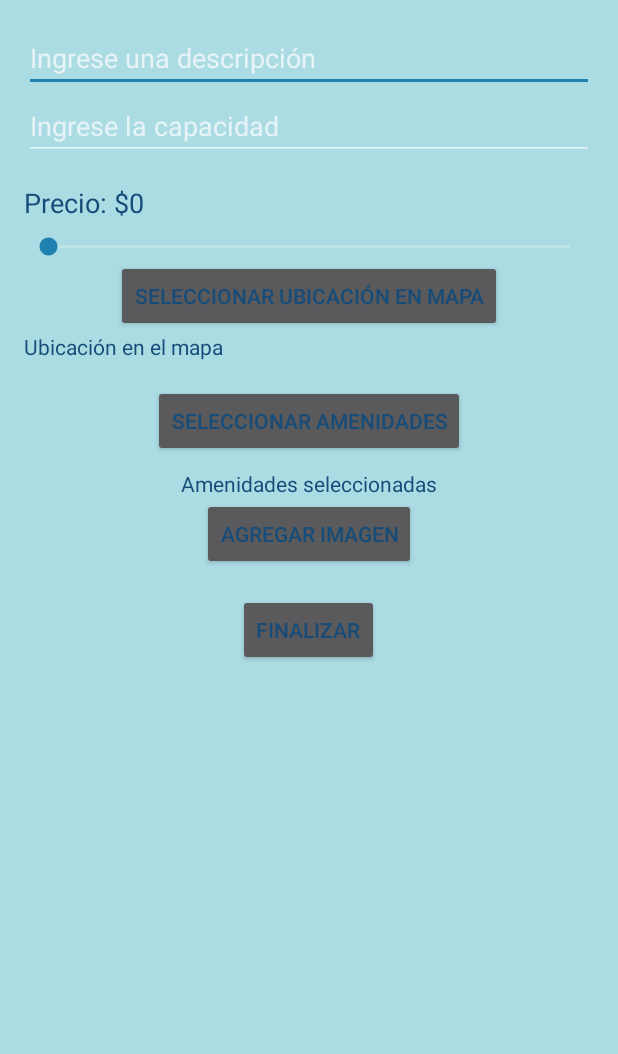
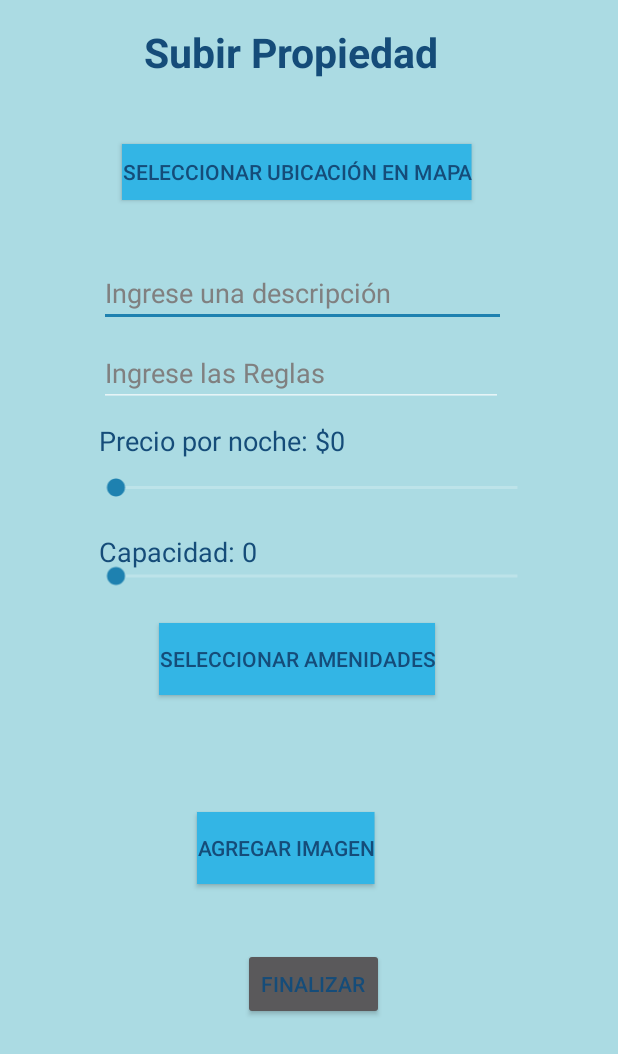
Before and after one commit to LuisAAQ24/ProyectoModelado, an Android app: the publicarActivity screen opened directly, with no data from a screen before it, after a tap on "FINALIZAR", on a phone screen of 412 x 824 dp. Shown: the top 1054 px of the screen. Run offline under Robolectric (Android 15) with nearby library versions, the phone set to English and light mode, and no system bars; pictures from the network do not load.

Commit message:
Subir propiedad

```diff
--- a/app/src/main/java/com/example/intellihome/publicarActivity.kt
+++ b/app/src/main/java/com/example/intellihome/publicarActivity.kt
@@ -11,6 +11,9 @@ import androidx.core.view.WindowInsetsCompat
 import androidx.lifecycle.ViewModelProvider
 import java.util.*
 import androidx.lifecycle.Observer
+import android.util.Log
+
+
 
 class publicarActivity : BaseActivity() {
     private val imagenesSeleccionadas = mutableListOf<Uri>() // Lista para almacenar las imágenes seleccionadas
@@ -20,7 +23,7 @@ class publicarActivity : BaseActivity() {
     private lateinit var socketViewModel: SocketViewModel
     private lateinit var ubicacionInput: EditText
     private lateinit var capacidadInput: EditText
-
+    private lateinit var seek_bar_capacidad: SeekBar
     private lateinit var ubicacionTexto: TextView
     private lateinit var finalizarButton: Button
     private lateinit var ubicacionButton: Button
@@ -29,6 +32,7 @@ class publicarActivity : BaseActivity() {
     private lateinit var seekBarPrecio: SeekBar
     private var precioSeleccionado: Int = 0
     private lateinit var amenidadesSeleccionadasTextView: TextView
+    var capacidadSeleccionada: Int = 0 // Variable para almacenar la capacidad seleccionada
 
     private val amenidadesArray = arrayOf(
         "Wi-Fi gratuito", "Cocina equipada", "Aire acondicionado", "Calefacción",
@@ -52,7 +56,6 @@ class publicarActivity : BaseActivity() {
 
         // Inicializar las vistas
         ubicacionInput = findViewById(R.id.ubicacion_input)
-        capacidadInput = findViewById(R.id.capacidad_input)
         contenedorImagenes = findViewById(R.id.contenedor_imagen)
         ubicacionTexto = findViewById(R.id.ubicacion_texto)
         finalizarButton = findViewById(R.id.finalizar_button)
@@ -60,10 +63,11 @@ class publicarActivity : BaseActivity() {
         amenidadesButton = findViewById(R.id.amenidades_button)
         precioTextView = findViewById(R.id.precio_text_view)
         seekBarPrecio = findViewById(R.id.seek_bar_precio)
+        seek_bar_capacidad = findViewById(R.id.seek_bar_capacidad)
         amenidadesSeleccionadasTextView = findViewById(R.id.amenidades_seleccionadas_text_view)
 
         // Iniciar conexión al servidor
-        socketViewModel.connectToServer("172.18.51.181", 6060)
+        socketViewModel.connectToServer("192.168.0.114", 6060)
 
         // Ver las respuestas del servidor
         socketViewModel.serverResponse.observe(this, Observer { response ->
@@ -81,6 +85,26 @@ class publicarActivity : BaseActivity() {
 
             override fun onStopTrackingTouch(seekBar: SeekBar?) {}
         })
+
+        // Inicialización del SeekBar y TextView de capacidad
+
+        val capacidadTextView = findViewById<TextView>(R.id.capacidad_text_view)
+
+
+
+        seek_bar_capacidad.setOnSeekBarChangeListener(object : SeekBar.OnSeekBarChangeListener {
+            override fun onProgressChanged(seekBar: SeekBar?, progress: Int, fromUser: Boolean) {
+                capacidadSeleccionada = progress
+                findViewById<TextView>(R.id.capacidad_text_view).text =
+                    "Capacidad: $capacidadSeleccionada" // Actualiza el TextView
+                Log.d("publicarActivity", "Capacidad seleccionada: $capacidadSeleccionada")
+            }
+
+            override fun onStartTrackingTouch(seekBar: SeekBar?) {}
+            override fun onStopTrackingTouch(seekBar: SeekBar?) {}
+        })
+
+
 
         // Configuración del botón para agregar imágenes
         botonAgregarImagen = findViewById(R.id.agregar_imagen)
@@ -117,7 +141,9 @@ class publicarActivity : BaseActivity() {
         // Restaurar el estado si fue guardado
         if (savedInstanceState != null) {
             ubicacionInput.setText(savedInstanceState.getString("ubicacion"))
-            capacidadInput.setText(savedInstanceState.getString("capacidad"))
+            capacidadSeleccionada = savedInstanceState.getInt("capacidad", 0) // Restaurar capacidad
+            capacidadInput.setText(capacidadSeleccionada.toString()) // Mostrar la capacidad restaurada
+            seek_bar_capacidad.progress = capacidadSeleccionada // Ajustar el SeekBar
             ubicacionTexto.text = savedInstanceState.getString("ubicacionTexto")
         }
 
@@ -155,32 +181,46 @@ class publicarActivity : BaseActivity() {
         amenidadesSeleccionadasTextView.text = amenidadesSeleccionadasTexto.joinToString(", ")
     }
 
-    // Función para obtener los datos ingresados por el usuario
     private fun getDatosIngresados(): String {
-        val ubicacion = ubicacionInput.text.toString()
-        val capacidad = capacidadInput.text.toString()
+        val ubicacion = ubicacionInput.text.toString().ifBlank { "Sin ubicación" }
+        val capacidad = capacidadSeleccionada.toString()
+        val ubicacionTexto = ubicacionTexto.text.toString().ifBlank { "Ubicacion no proporcionada" }
+        val precio = precioSeleccionado.toString()
+        val amenidades = amenidadesSeleccionadasTextView.text.toString().ifBlank { "Sin amenidades" }
 
-        val ubicacionTexto = ubicacionTexto.text.toString()
-        val precio = precioSeleccionado.toString()
-        val amenidades = amenidadesSeleccionadasTextView.text.toString()
+        Log.d("publicarActivity", "Capacidad: $capacidad")
 
-        // Formatear los datos como un String para enviar al servidor
+        // Construir la cadena asegurando que no haya campos vacíos o nulos
         return "publicar,$ubicacion,$capacidad,$ubicacionTexto,$amenidades,$precio"
     }
 
+
+
+
+
     // Función para enviar los datos al servidor
     private fun enviarDatosAlServidor() {
-        val datos = getDatosIngresados()
-        socketViewModel.sendMessage(datos)  // Enviar los datos al servidor
+        val datos = getDatosIngresados()  // Obtener los datos
+
+        // Enviar el mensaje a través del ViewModel
+        socketViewModel.sendMessage(datos)
+
+        // Mostrar un Toast para confirmar que se está intentando enviar los datos
+        Toast.makeText(this, "Datos enviados: $datos", Toast.LENGTH_SHORT).show()
+
+        // Log para depuración en Logcat
+        Log.d("publicarActivity", "Datos enviados: $datos")
     }
+
 
     // Guardar el estado actual antes de destruir la actividad
     override fun onSaveInstanceState(outState: Bundle) {
         super.onSaveInstanceState(outState)
         outState.putString("ubicacion", ubicacionInput.text.toString())
-        outState.putString("capacidad", capacidadInput.text.toString())
+        outState.putInt("capacidad", capacidadSeleccionada) // Guardar capacidad seleccionada
         outState.putString("ubicacionTexto", ubicacionTexto.text.toString())
     }
+
 
     // Recibir los datos de la ubicación del mapa y de las imágenes seleccionadas
     override fun onActivityResult(requestCode: Int, resultCode: Int, data: Intent?) {
--- a/app/src/main/res/layout/activity_main3.xml
+++ b/app/src/main/res/layout/activity_main3.xml
@@ -18,7 +18,7 @@
             android:layout_height="wrap_content"
             android:background="@drawable/amburguesa"
             android:layout_alignParentTop="true"
-            android:layout_margin="16dp" />
+            android:layout_margin="11dp" />
 
         <com.google.android.material.bottomnavigation.BottomNavigationView
             android:id="@+id/bottom_navigation"
--- a/app/src/main/res/layout/activity_publicar.xml
+++ b/app/src/main/res/layout/activity_publicar.xml
@@ -1,89 +1,168 @@
 <?xml version="1.0" encoding="utf-8"?>
-<LinearLayout xmlns:android="http://schemas.android.com/apk/res/android"
+<FrameLayout xmlns:android="http://schemas.android.com/apk/res/android"
+    android:id="@+id/main"
     android:layout_width="match_parent"
-    android:id="@+id/main"
     android:layout_height="match_parent"
-    android:orientation="vertical"
     android:padding="16dp">
+
+    <ScrollView
+        android:layout_width="match_parent"
+        android:layout_height="match_parent"
+        android:fillViewport="true">
+
+        <RelativeLayout
+            android:layout_width="match_parent"
+            android:layout_height="wrap_content">
+
+            <Button
+                android:id="@+id/ubicacion_button"
+                android:layout_width="wrap_content"
+                android:layout_height="37dp"
+                android:background="@android:color/holo_blue_light"
+                android:text="Seleccionar Ubicación en Mapa"
+                android:translationX="65dp"
+                android:translationY="80dp" />
+
+            <TextView
+                android:id="@+id/ubicacion_texto"
+                android:layout_width="wrap_content"
+                android:layout_height="wrap_content"
+                android:text=""
+                android:translationX="20dp"
+                android:translationY="120dp" />
+
+            <TextView
+                android:id="@+id/titulo_texto"
+                android:layout_width="297dp"
+                android:layout_height="74dp"
+                android:text="Subir Propiedad"
+                android:textSize="27sp"
+                android:textStyle="bold"
+                android:translationX="80dp"
+                android:translationY="0dp" />
 
             <EditText
                 android:id="@+id/ubicacion_input"
-        android:layout_width="match_parent"
+                android:layout_width="271dp"
                 android:layout_height="wrap_content"
+                android:layout_below="@+id/ubicacion_texto"
+                android:layout_marginTop="67dp"
                 android:hint="Ingrese una descripción"
-        android:layout_gravity="center"/>
+                android:textColorHint="#808080"
+                android:translationX="50dp"
+                android:translationY="70dp" />
 
             <EditText
-        android:id="@+id/capacidad_input"
-        android:layout_width="match_parent"
+                android:id="@+id/reglas_input"
+                android:layout_width="269dp"
                 android:layout_height="wrap_content"
-        android:hint="Ingrese la capacidad"
-        android:layout_gravity="center"/>
+                android:layout_below="@+id/ubicacion_input"
+                android:layout_marginTop="48dp"
+                android:hint="Ingrese las Reglas"
+                android:textColorHint="#808080"
+                android:translationX="50dp"
+                android:translationY="30dp" />
 
             <TextView
                 android:id="@+id/precio_text_view"
                 android:layout_width="wrap_content"
                 android:layout_height="wrap_content"
-        android:text="Precio: $0"
+                android:layout_below="@+id/reglas_input"
+                android:layout_marginTop="40dp"
+                android:text="Precio por noche: $0"
                 android:textSize="18sp"
-        android:layout_marginTop="16dp" />
+                android:translationX="50dp"
+                android:translationY="0dp" />
 
             <SeekBar
                 android:id="@+id/seek_bar_precio"
-        android:layout_width="match_parent"
+                android:layout_width="300dp"
                 android:layout_height="wrap_content"
+                android:layout_below="@+id/precio_text_view"
+                android:layout_marginTop="10dp"
                 android:max="10000"
-        android:layout_marginTop="8dp"/>
+                android:translationX="45dp"
+                android:translationY="0dp" />
 
-    <Button
-        android:id="@+id/ubicacion_button"
+            <TextView
+                android:id="@+id/capacidad_text_view"
                 android:layout_width="wrap_content"
                 android:layout_height="wrap_content"
-        android:text="Seleccionar Ubicación en Mapa"
-        android:layout_gravity="center"/>
+                android:layout_below="@+id/seek_bar_precio"
+                android:layout_marginTop="1dp"
+                android:text="Capacidad: 0"
+                android:textSize="18sp"
+                android:translationX="50dp"
+                android:translationY="20dp" />
 
-    <TextView
-        android:id="@+id/ubicacion_texto"
-        android:layout_width="match_parent"
+            <SeekBar
+                android:id="@+id/seek_bar_capacidad"
+                android:layout_width="300dp"
                 android:layout_height="wrap_content"
-        android:text="Ubicación en el mapa"
-        android:layout_gravity="center"/>
+                android:layout_below="@+id/capacidad_text_view"
+                android:max="20"
+                android:progress="0"
+                android:enabled="true"
+                android:clickable="true"
+                android:focusable="true"
+                android:layout_marginTop="10dp"
+                android:translationX="45dp"
+                android:translationY="5dp" />
+
 
             <Button
                 android:id="@+id/amenidades_button"
                 android:layout_width="wrap_content"
                 android:layout_height="wrap_content"
+                android:layout_below="@+id/seek_bar_capacidad"
+                android:layout_marginTop="27dp"
+                android:background="@android:color/holo_blue_light"
                 android:text="Seleccionar Amenidades"
-        android:layout_marginTop="16dp"
-        android:layout_gravity="center"/>
+                android:translationX="90dp"
+                android:translationY="0dp" />
+
+            <Button
+                android:id="@+id/agregar_imagen"
+                android:layout_width="wrap_content"
+                android:layout_height="wrap_content"
+                android:layout_below="@+id/amenidades_seleccionadas_text_view"
+                android:layout_marginTop="21dp"
+                android:background="@android:color/holo_blue_light"
+                android:text="Agregar Imagen"
+                android:translationX="115dp"
+                android:translationY="10dp" />
+
+            <LinearLayout
+                android:id="@+id/contenedor_imagen"
+                android:layout_width="match_parent"
+                android:layout_height="wrap_content"
+                android:layout_below="@+id/agregar_imagen"
+                android:layout_marginTop="31dp"
+                android:orientation="horizontal"
+                android:scrollbars="vertical" />
+
+            <Button
+                android:id="@+id/finalizar_button"
+                android:layout_width="wrap_content"
+                android:layout_height="wrap_content"
+                android:layout_below="@+id/contenedor_imagen"
+                android:layout_marginTop="21dp"
+                android:text="Finalizar"
+                android:translationX="146dp"
+                android:translationY="00dp" />
 
             <TextView
                 android:id="@+id/amenidades_seleccionadas_text_view"
                 android:layout_width="wrap_content"
                 android:layout_height="wrap_content"
-        android:layout_marginTop="8dp"
-        android:text="Amenidades seleccionadas"
-        android:layout_gravity="center"/>
+                android:layout_below="@+id/amenidades_button"
+                android:layout_marginTop="27dp"
+                android:text=""
+                android:translationX="30dp"
+                android:translationY="0dp" />
 
-    <Button
-        android:id="@+id/agregar_imagen"
-        android:layout_width="wrap_content"
-        android:layout_height="wrap_content"
-        android:text="Agregar Imagen"
-        android:layout_gravity="center"/>
 
-    <LinearLayout
-        android:id="@+id/contenedor_imagen"
-        android:layout_width="match_parent"
-        android:layout_height="wrap_content"
-        android:orientation="horizontal"
-        android:layout_marginTop="16dp"
-        android:scrollbars="vertical" />
-    <Button
-        android:id="@+id/finalizar_button"
-        android:layout_width="wrap_content"
-        android:layout_height="wrap_content"
-        android:text="Finalizar"
-        android:layout_gravity="center"/>
 
-</LinearLayout>
+        </RelativeLayout>
+    </ScrollView>
+</FrameLayout>
```
Lines whose indentation alone changed are shown as unchanged.
